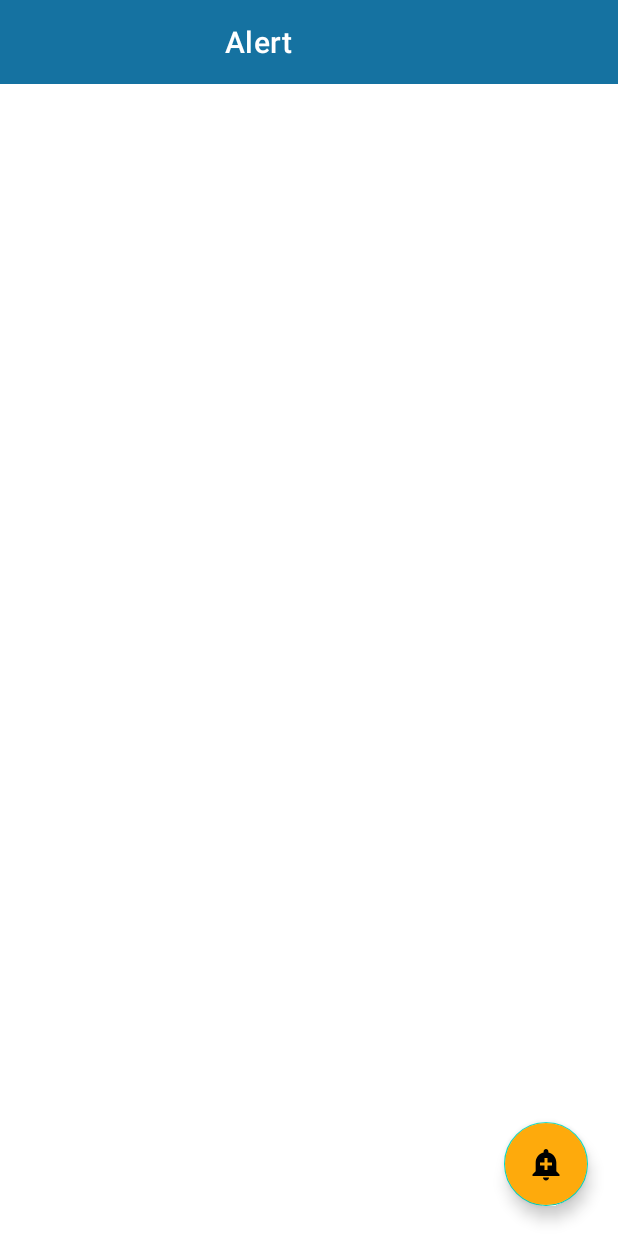
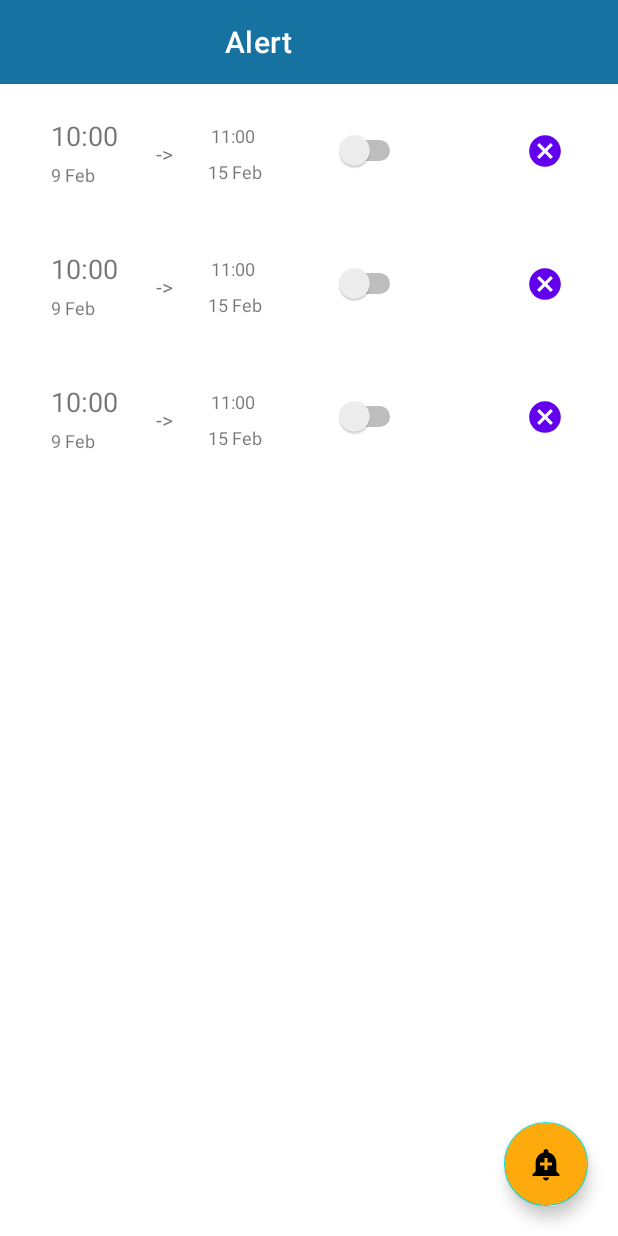
Before and after one commit to enasalosta/Weather, an Android app: the layout activity_alert.xml on its own in the app's theme, with its tools: preview values and no code run, on a phone screen of 412 x 824 dp. Run offline under Robolectric (Android 15) with nearby library versions, the phone set to English and light mode, and no system bars.

Commit message:
default design

```diff
--- a/app/src/main/AndroidManifest.xml
+++ b/app/src/main/AndroidManifest.xml
@@ -11,6 +11,9 @@
         android:roundIcon="@mipmap/ic_launcher_round"
         android:supportsRtl="true"
         android:theme="@style/Theme.Weather">
+        <activity
+            android:name=".view.Favorite.NewFavorite"
+            android:exported="false" />
         <activity
             android:name=".view.Alert.AlertActivity"
             android:exported="false" />
--- /dev/null
+++ b/app/src/main/res/drawable/ic_baseline_add_location_24.xml
@@ -0,0 +1,5 @@
+<vector android:height="24dp" android:tint="#F5F2F1"
+    android:viewportHeight="24" android:viewportWidth="24"
+    android:width="24dp" xmlns:android="http://schemas.android.com/apk/res/android">
+    <path android:fillColor="@android:color/white" android:pathData="M12,2C8.14,2 5,5.14 5,9c0,5.25 7,13 7,13s7,-7.75 7,-13c0,-3.86 -3.14,-7 -7,-7zM16,10h-3v3h-2v-3L8,10L8,8h3L11,5h2v3h3v2z"/>
+</vector>
--- /dev/null
+++ b/app/src/main/res/drawable/ic_close_24.xml
@@ -0,0 +1,5 @@
+<vector android:height="24dp" android:tint="#F5F2F1"
+    android:viewportHeight="24" android:viewportWidth="24"
+    android:width="24dp" xmlns:android="http://schemas.android.com/apk/res/android">
+    <path android:fillColor="@android:color/white" android:pathData="M19,6.41L17.59,5 12,10.59 6.41,5 5,6.41 10.59,12 5,17.59 6.41,19 12,13.41 17.59,19 19,17.59 13.41,12z"/>
+</vector>
--- /dev/null
+++ b/app/src/main/res/drawable/ic_delete_24.xml
@@ -0,0 +1,5 @@
+<vector android:height="24dp" android:tint="#FF9C24"
+    android:viewportHeight="24" android:viewportWidth="24"
+    android:width="24dp" xmlns:android="http://schemas.android.com/apk/res/android">
+    <path android:fillColor="@android:color/white" android:pathData="M12,2C6.47,2 2,6.47 2,12s4.47,10 10,10 10,-4.47 10,-10S17.53,2 12,2zM17,15.59L15.59,17 12,13.41 8.41,17 7,15.59 10.59,12 7,8.41 8.41,7 12,10.59 15.59,7 17,8.41 13.41,12 17,15.59z"/>
+</vector>
--- a/app/src/main/res/layout/activity_alert.xml
+++ b/app/src/main/res/layout/activity_alert.xml
@@ -40,7 +40,9 @@
             app:layout_constraintBottom_toBottomOf="parent"
             app:layout_constraintEnd_toEndOf="parent"
             app:layout_constraintStart_toStartOf="parent"
-            app:layout_constraintTop_toBottomOf="@+id/toolbar" />
+            app:layout_constraintTop_toBottomOf="@+id/toolbar"
+            app:layoutManager="androidx.recyclerview.widget.LinearLayoutManager"
+            tools:listitem="@layout/alert_report"/>
 
         <com.google.android.material.floatingactionbutton.FloatingActionButton
             android:id="@+id/addFloatingButton"
--- /dev/null
+++ b/app/src/main/res/layout/alert_report.xml
@@ -0,0 +1,112 @@
+<?xml version="1.0" encoding="utf-8"?>
+<androidx.constraintlayout.widget.ConstraintLayout
+    xmlns:android="http://schemas.android.com/apk/res/android"
+    xmlns:app="http://schemas.android.com/apk/res-auto"
+    xmlns:tools="http://schemas.android.com/tools"
+    android:layout_width="match_parent"
+    android:layout_height="wrap_content"
+
+
+        >
+
+    <androidx.constraintlayout.widget.ConstraintLayout
+        android:layout_width="match_parent"
+        android:layout_height="match_parent"
+        android:layout_marginStart="10dp"
+        android:layout_marginTop="10dp"
+        android:layout_marginEnd="10dp"
+        android:layout_marginBottom="10dp"
+
+        app:layout_constraintBottom_toBottomOf="parent"
+        app:layout_constraintEnd_toEndOf="parent"
+        app:layout_constraintStart_toStartOf="parent"
+        app:layout_constraintTop_toTopOf="parent">
+
+        <TextView
+            android:id="@+id/alertTypeLbl"
+            android:layout_width="wrap_content"
+            android:layout_height="wrap_content"
+            android:layout_marginTop="5dp"
+            android:layout_marginBottom="10dp"
+            android:text="9 Feb"
+            android:textSize="12sp"
+            app:layout_constraintBottom_toBottomOf="parent"
+            app:layout_constraintStart_toStartOf="@+id/alertTimeLbl"
+            app:layout_constraintTop_toBottomOf="@+id/alertTimeLbl"
+             />
+
+        <TextView
+            android:id="@+id/alertTimeLbl"
+            android:layout_width="wrap_content"
+            android:layout_height="wrap_content"
+            android:layout_marginStart="24dp"
+            android:layout_marginTop="12dp"
+            android:text="TextView"
+            android:textSize="18sp"
+            app:layout_constraintStart_toStartOf="parent"
+            app:layout_constraintTop_toTopOf="parent"
+            tools:text="10:00" />
+
+        <TextView
+            android:id="@+id/alertDayLbl"
+            android:layout_width="wrap_content"
+            android:layout_height="wrap_content"
+            android:layout_marginTop="5dp"
+            android:layout_marginBottom="12dp"
+            android:text="15 Feb"
+            android:textSize="12sp"
+            app:layout_constraintBottom_toBottomOf="parent"
+            app:layout_constraintEnd_toEndOf="@+id/alertEventLbl"
+            app:layout_constraintTop_toBottomOf="@+id/alertEventLbl" />
+
+        <Switch
+            android:id="@+id/alertSwitch"
+            android:layout_width="46dp"
+            android:layout_height="26dp"
+            android:layout_marginEnd="80dp"
+            android:checked="false"
+            android:minWidth="48dp"
+            android:minHeight="48dp"
+            android:textColor="#FF9800"
+            app:layout_constraintBottom_toBottomOf="parent"
+            app:layout_constraintEnd_toStartOf="@+id/deleteButton"
+            app:layout_constraintTop_toTopOf="parent" />
+
+        <Button
+            android:id="@+id/deleteButton"
+            android:layout_width="25dp"
+            android:layout_height="25dp"
+            android:layout_marginTop="21dp"
+            android:layout_marginEnd="26dp"
+            android:layout_marginBottom="21dp"
+            android:background="@drawable/ic_delete_24"
+            android:backgroundTint="#FF9800"
+            app:fabSize="normal"
+            app:layout_constraintBottom_toBottomOf="parent"
+            app:layout_constraintEnd_toEndOf="parent"
+            app:layout_constraintTop_toTopOf="parent" />
+
+        <TextView
+            android:id="@+id/alertEventLbl"
+            android:layout_width="34dp"
+            android:layout_height="18dp"
+            android:layout_marginTop="16dp"
+            android:layout_marginEnd="50dp"
+            android:text="11:00"
+            android:textSize="12sp"
+            app:layout_constraintEnd_toStartOf="@+id/alertSwitch"
+            app:layout_constraintTop_toTopOf="parent" />
+
+        <TextView
+            android:id="@+id/textView10"
+            android:layout_width="26dp"
+            android:layout_height="33dp"
+            android:layout_marginTop="20dp"
+            android:gravity="center"
+            android:text="->"
+            app:layout_constraintEnd_toStartOf="@+id/alertEventLbl"
+            app:layout_constraintStart_toEndOf="@+id/alertTimeLbl"
+            app:layout_constraintTop_toTopOf="parent" />
+
+    </androidx.constraintlayout.widget.ConstraintLayout>
+</androidx.constraintlayout.widget.ConstraintLayout>
```
Also changed, not shown: app/build.gradle (+8 -1 lines), app/src/main/java/com/example/weather/view/Alert/New_Alert.kt (added, +13 -0 lines), app/src/main/java/com/example/weather/view/Favorite/NewFavorite.kt (added, +12 -0 lines), app/src/main/res/layout/activity_favourite.xml (+55 -2 lines), app/src/main/res/layout/activity_new_alert.xml (added, +128 -0 lines), app/src/main/res/layout/activity_new_favorite.xml (added, +11 -0 lines), app/src/main/res/layout/alarm.xml (added, +78 -0 lines), app/src/main/res/layout/favorite_report.xml (added, +51 -0 lines).
